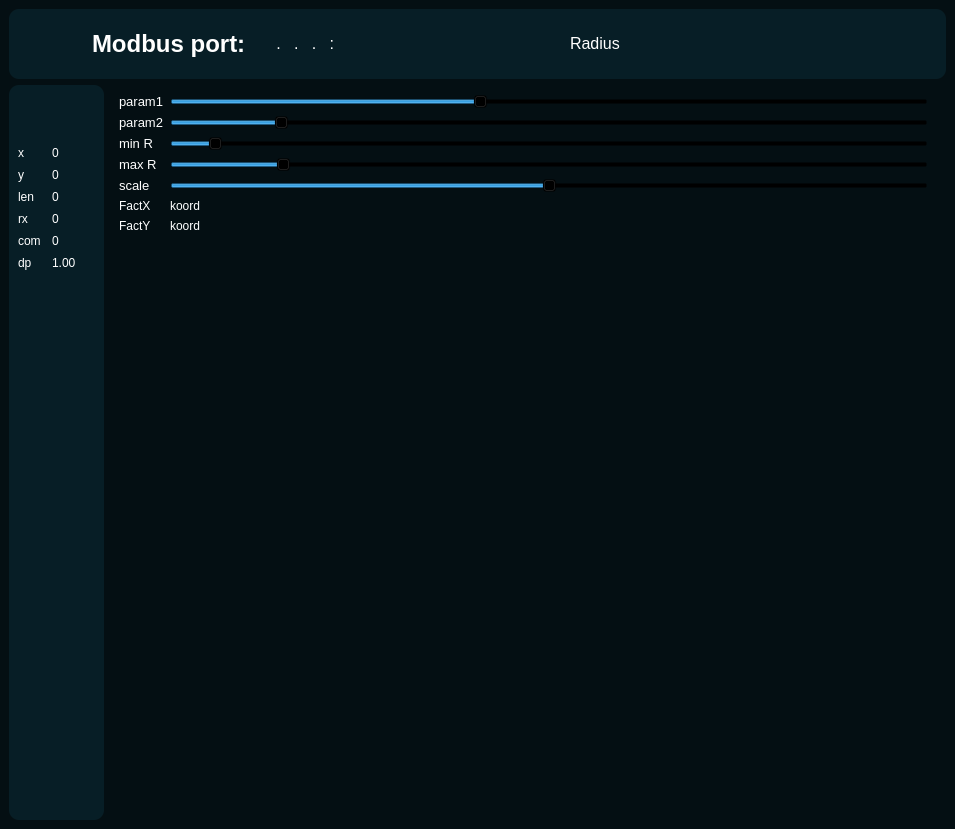
Before: the Qt Designer form video_streaming.ui in Kurmambet/PromR_App, drawn with Qt 5.
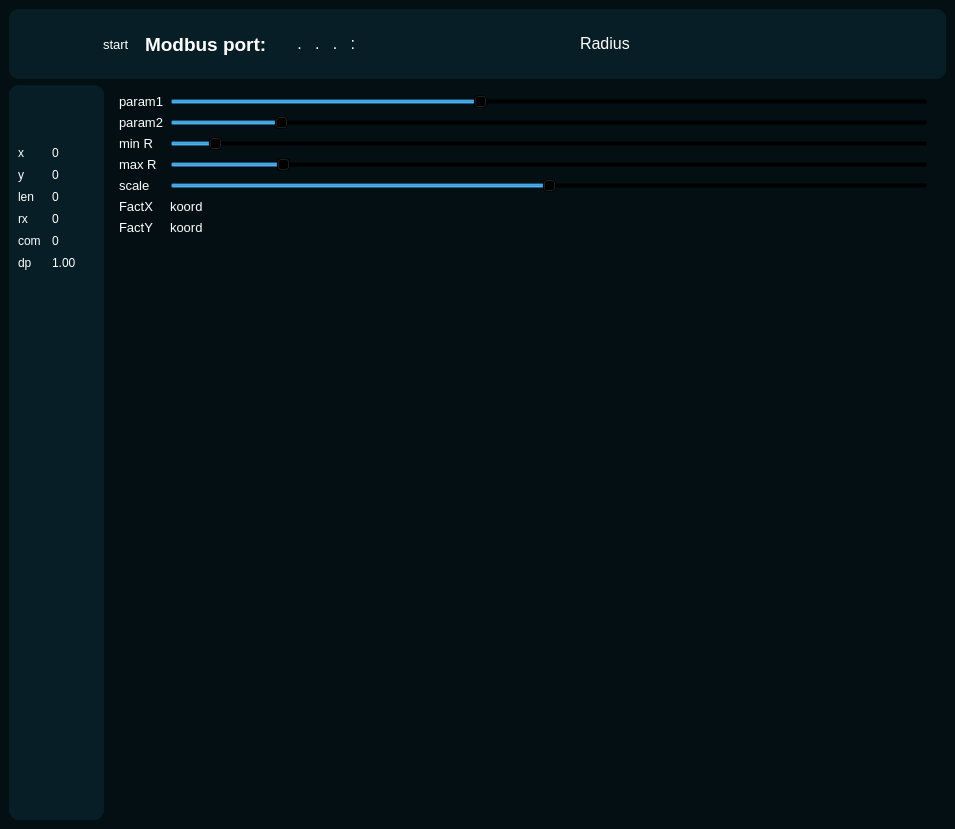
After: the same form once the commit is applied. Icons and pictures are not drawn.

Patch:
```diff
--- a/video_streaming.ui
+++ b/video_streaming.ui
@@ -122,6 +122,27 @@
           <enum>QFrame::Raised</enum>
          </property>
          <layout class="QHBoxLayout" name="horizontalLayout_3">
+          <item>
+           <widget class="QRadioButton" name="radioButtonMODBUS_START">
+            <property name="font">
+             <font>
+              <pointsize>10</pointsize>
+              <weight>50</weight>
+              <italic>false</italic>
+              <bold>false</bold>
+              <underline>false</underline>
+              <strikeout>false</strikeout>
+              <kerning>true</kerning>
+             </font>
+            </property>
+            <property name="cursor">
+             <cursorShape>CrossCursor</cursorShape>
+            </property>
+            <property name="text">
+             <string>start</string>
+            </property>
+           </widget>
+          </item>
           <item>
            <widget class="QFrame" name="frame_5">
             <property name="frameShape">
@@ -141,7 +162,7 @@
               <widget class="QLabel" name="application_name_label">
                <property name="font">
                 <font>
-                 <pointsize>18</pointsize>
+                 <pointsize>14</pointsize>
                  <weight>75</weight>
                  <bold>true</bold>
                 </font>
@@ -647,7 +668,7 @@
                 </property>
                 <property name="font">
                  <font>
-                  <pointsize>9</pointsize>
+                  <pointsize>10</pointsize>
                  </font>
                 </property>
                 <property name="frameShape">
@@ -674,7 +695,7 @@
                 </property>
                 <property name="font">
                  <font>
-                  <pointsize>9</pointsize>
+                  <pointsize>10</pointsize>
                  </font>
                 </property>
                 <property name="text">
@@ -690,6 +711,11 @@
               </item>
               <item row="13" column="1">
                <widget class="QLabel" name="factX">
+                <property name="font">
+                 <font>
+                  <pointsize>10</pointsize>
+                 </font>
+                </property>
                 <property name="text">
                  <string>koord</string>
                 </property>
@@ -697,6 +723,11 @@
               </item>
               <item row="14" column="1">
                <widget class="QLabel" name="factY">
+                <property name="font">
+                 <font>
+                  <pointsize>10</pointsize>
+                 </font>
+                </property>
                 <property name="text">
                  <string>koord</string>
                 </property>
```
